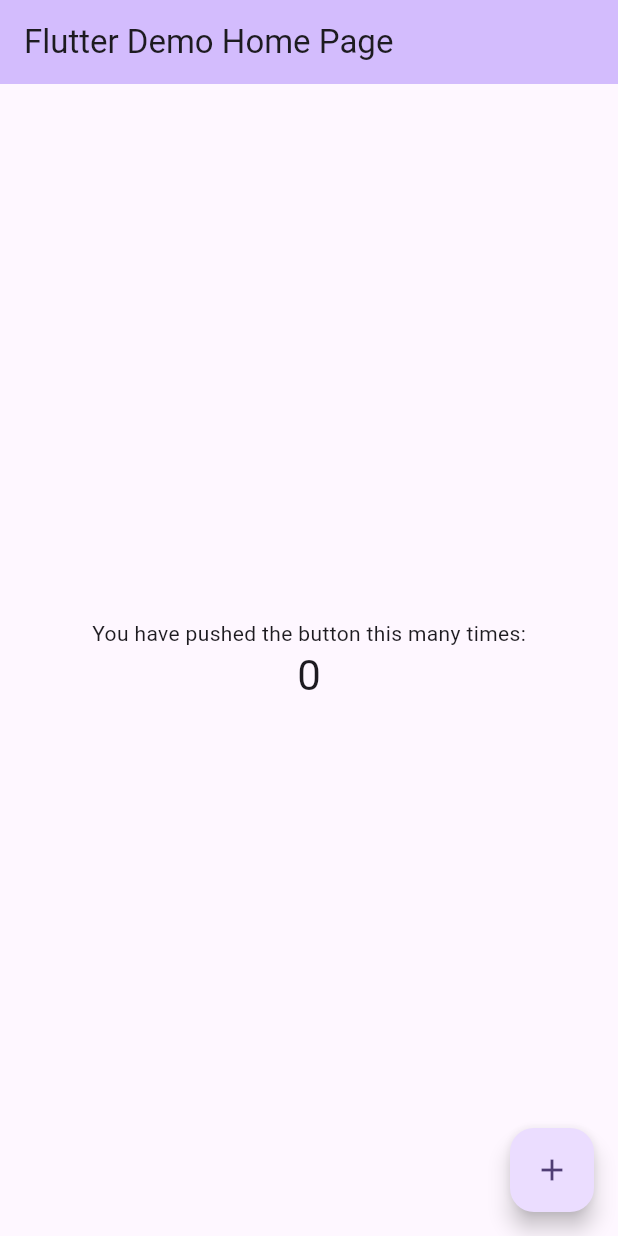
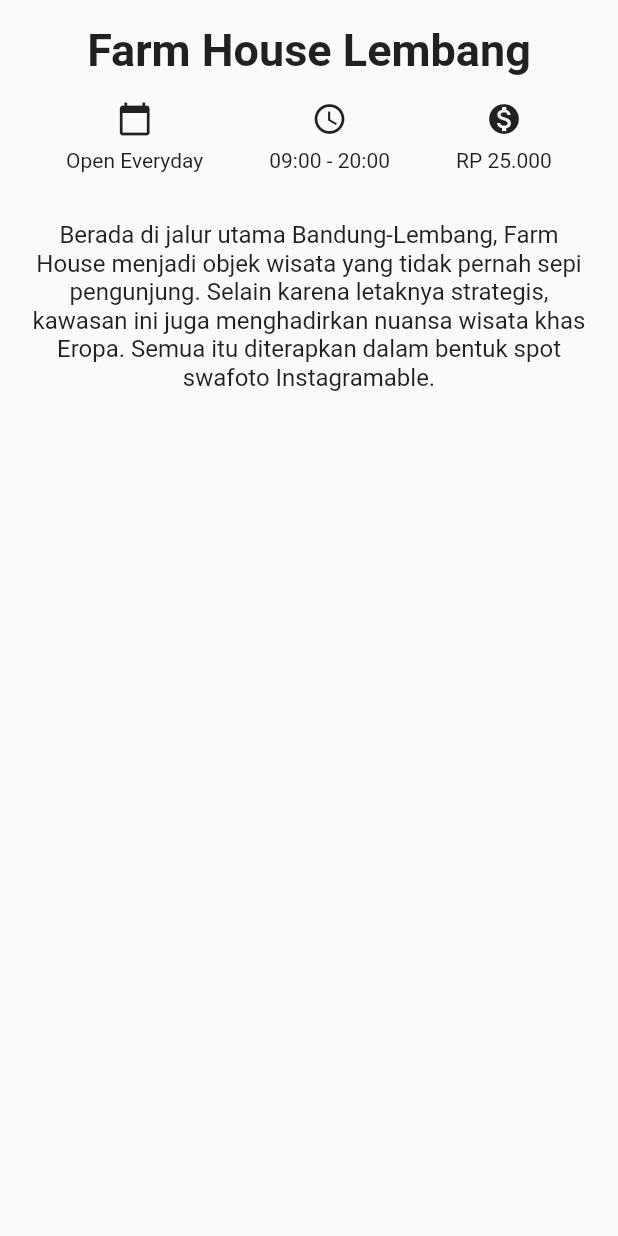
Before and after one commit to Budiart18/wisatabandung, a Flutter app: the screen it shows after launch, on a phone screen of 412 x 824 dp. Run offline on Flutter 3.47's test engine with Material 2 defaults, Android fonts, the phone set to English and light mode, and no system bars.

Commit message:
Codelab1 - Create detail screen

```diff
--- /dev/null
+++ b/lib/detail_screen.dart
@@ -0,0 +1,72 @@
+import 'package:flutter/material.dart';
+
+class DetailScreen extends StatelessWidget {
+  const DetailScreen({Key? key}) : super(key: key);
+
+  @override
+  Widget build(BuildContext context) {
+    return Scaffold(
+      body: SafeArea(
+        child: Column(
+          crossAxisAlignment: CrossAxisAlignment.stretch,
+          children: <Widget>[
+            Container(
+              margin: const EdgeInsets.only(top: 16.0),
+              child: const Text(
+                'Farm House Lembang',
+                textAlign: TextAlign.center,
+                style: TextStyle(
+                  fontSize: 30.0,
+                  fontWeight: FontWeight.bold,
+                ),
+              ),
+            ),
+            Container(
+              margin: const EdgeInsets.symmetric(vertical: 16.0),
+              child: const Row(
+                mainAxisAlignment: MainAxisAlignment.spaceEvenly,
+                children: <Widget>[
+                  Column(
+                    children: [
+                      Icon(Icons.calendar_today),
+                      SizedBox(
+                        height: 8.0,
+                      ),
+                      Text('Open Everyday')
+                    ],
+                  ),
+                  Column(
+                    children: [
+                      Icon(Icons.access_time),
+                      SizedBox(
+                        height: 8.0,
+                      ),
+                      Text('09:00 - 20:00')
+                    ],
+                  ),
+                  Column(
+                    children: [
+                      Icon(Icons.monetization_on),
+                      SizedBox(
+                        height: 8.0,
+                      ),
+                      Text('RP 25.000')
+                    ],
+                  ),
+                ],
+              ),
+            ),
+            Container(
+              padding: const EdgeInsets.all(16.0),
+              child: const Text(
+                'Berada di jalur utama Bandung-Lembang, Farm House menjadi objek wisata yang tidak pernah sepi pengunjung. Selain karena letaknya strategis, kawasan ini juga menghadirkan nuansa wisata khas Eropa. Semua itu diterapkan dalam bentuk spot swafoto Instagramable.',
+                textAlign: TextAlign.center,
+                style: TextStyle(fontSize: 16.0),
+              ),
+            ),
+          ],
+        ),
+      ),
+    );
+  }
+}
--- a/lib/main.dart
+++ b/lib/main.dart
@@ -1,125 +1,19 @@
 import 'package:flutter/material.dart';
+import 'package:wisatabandung/detail_screen.dart';
 
 void main() {
   runApp(const MyApp());
 }
 
 class MyApp extends StatelessWidget {
-  const MyApp({super.key});
+  const MyApp({Key? key}) : super(key: key);
 
-  // This widget is the root of your application.
   @override
   Widget build(BuildContext context) {
     return MaterialApp(
-      title: 'Flutter Demo',
-      theme: ThemeData(
-        // This is the theme of your application.
-        //
-        // TRY THIS: Try running your application with "flutter run". You'll see
-        // the application has a blue toolbar. Then, without quitting the app,
-        // try changing the seedColor in the colorScheme below to Colors.green
-        // and then invoke "hot reload" (save your changes or press the "hot
-        // reload" button in a Flutter-supported IDE, or press "r" if you used
-        // the command line to start the app).
-        //
-        // Notice that the counter didn't reset back to zero; the application
-        // state is not lost during the reload. To reset the state, use hot
-        // restart instead.
-        //
-        // This works for code too, not just values: Most code changes can be
-        // tested with just a hot reload.
-        colorScheme: ColorScheme.fromSeed(seedColor: Colors.deepPurple),
-        useMaterial3: true,
-      ),
-      home: const MyHomePage(title: 'Flutter Demo Home Page'),
+      title: 'Wisata Bandung',
+      theme: ThemeData(),
+      home: const DetailScreen(),
     );
   }
 }
-
-class MyHomePage extends StatefulWidget {
-  const MyHomePage({super.key, required this.title});
-
-  // This widget is the home page of your application. It is stateful, meaning
-  // that it has a State object (defined below) that contains fields that affect
-  // how it looks.
-
-  // This class is the configuration for the state. It holds the values (in this
-  // case the title) provided by the parent (in this case the App widget) and
-  // used by the build method of the State. Fields in a Widget subclass are
-  // always marked "final".
-
-  final String title;
-
-  @override
-  State<MyHomePage> createState() => _MyHomePageState();
-}
-
-class _MyHomePageState extends State<MyHomePage> {
-  int _counter = 0;
-
-  void _incrementCounter() {
-    setState(() {
-      // This call to setState tells the Flutter framework that something has
-      // changed in this State, which causes it to rerun the build method below
-      // so that the display can reflect the updated values. If we changed
-      // _counter without calling setState(), then the build method would not be
-      // called again, and so nothing would appear to happen.
-      _counter++;
-    });
-  }
-
-  @override
-  Widget build(BuildContext context) {
-    // This method is rerun every time setState is called, for instance as done
-    // by the _incrementCounter method above.
-    //
-    // The Flutter framework has been optimized to make rerunning build methods
-    // fast, so that you can just rebuild anything that needs updating rather
-    // than having to individually change instances of widgets.
-    return Scaffold(
-      appBar: AppBar(
-        // TRY THIS: Try changing the color here to a specific color (to
-        // Colors.amber, perhaps?) and trigger a hot reload to see the AppBar
-        // change color while the other colors stay the same.
-        backgroundColor: Theme.of(context).colorScheme.inversePrimary,
-        // Here we take the value from the MyHomePage object that was created by
-        // the App.build method, and use it to set our appbar title.
-        title: Text(widget.title),
-      ),
-      body: Center(
-        // Center is a layout widget. It takes a single child and positions it
-        // in the middle of the parent.
-        child: Column(
-          // Column is also a layout widget. It takes a list of children and
-          // arranges them vertically. By default, it sizes itself to fit its
-          // children horizontally, and tries to be as tall as its parent.
-          //
-          // Column has various properties to control how it sizes itself and
-          // how it positions its children. Here we use mainAxisAlignment to
-          // center the children vertically; the main axis here is the vertical
-          // axis because Columns are vertical (the cross axis would be
-          // horizontal).
-          //
-          // TRY THIS: Invoke "debug painting" (choose the "Toggle Debug Paint"
-          // action in the IDE, or press "p" in the console), to see the
-          // wireframe for each widget.
-          mainAxisAlignment: MainAxisAlignment.center,
-          children: <Widget>[
-            const Text(
-              'You have pushed the button this many times:',
-            ),
-            Text(
-              '$_counter',
-              style: Theme.of(context).textTheme.headlineMedium,
-            ),
-          ],
-        ),
-      ),
-      floatingActionButton: FloatingActionButton(
-        onPressed: _incrementCounter,
-        tooltip: 'Increment',
-        child: const Icon(Icons.add),
-      ), // This trailing comma makes auto-formatting nicer for build methods.
-    );
-  }
-}
```
